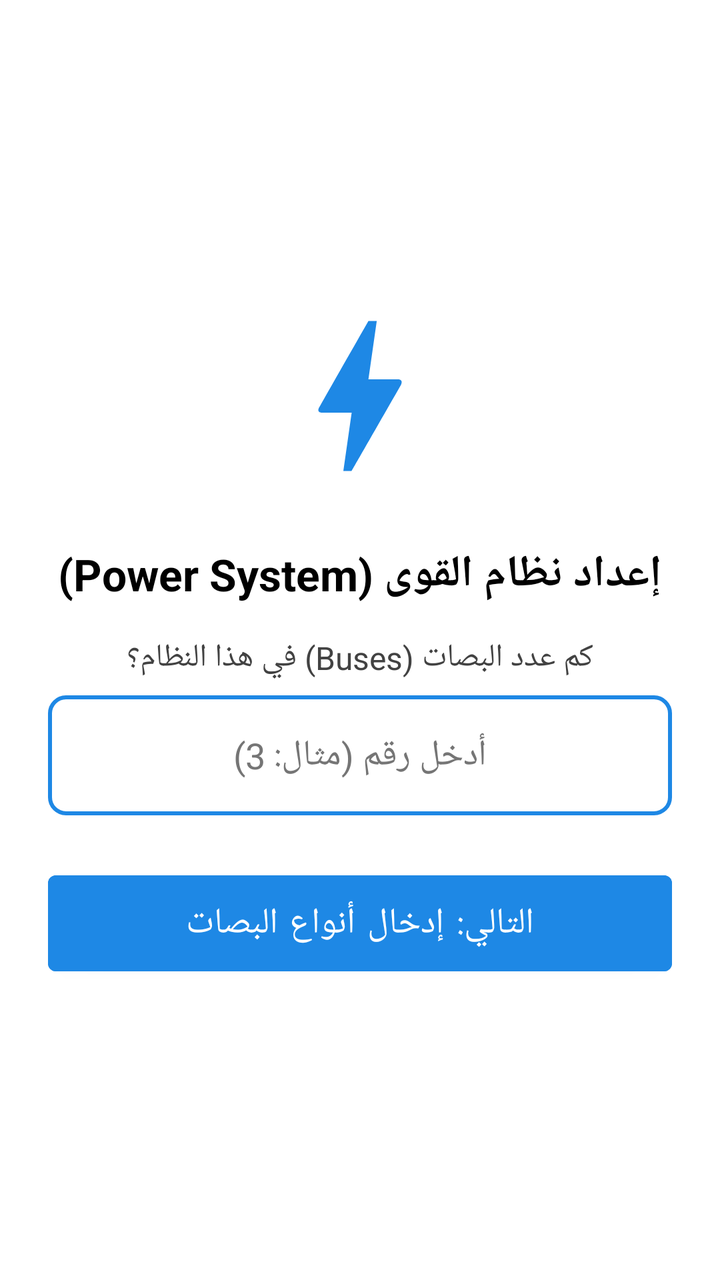
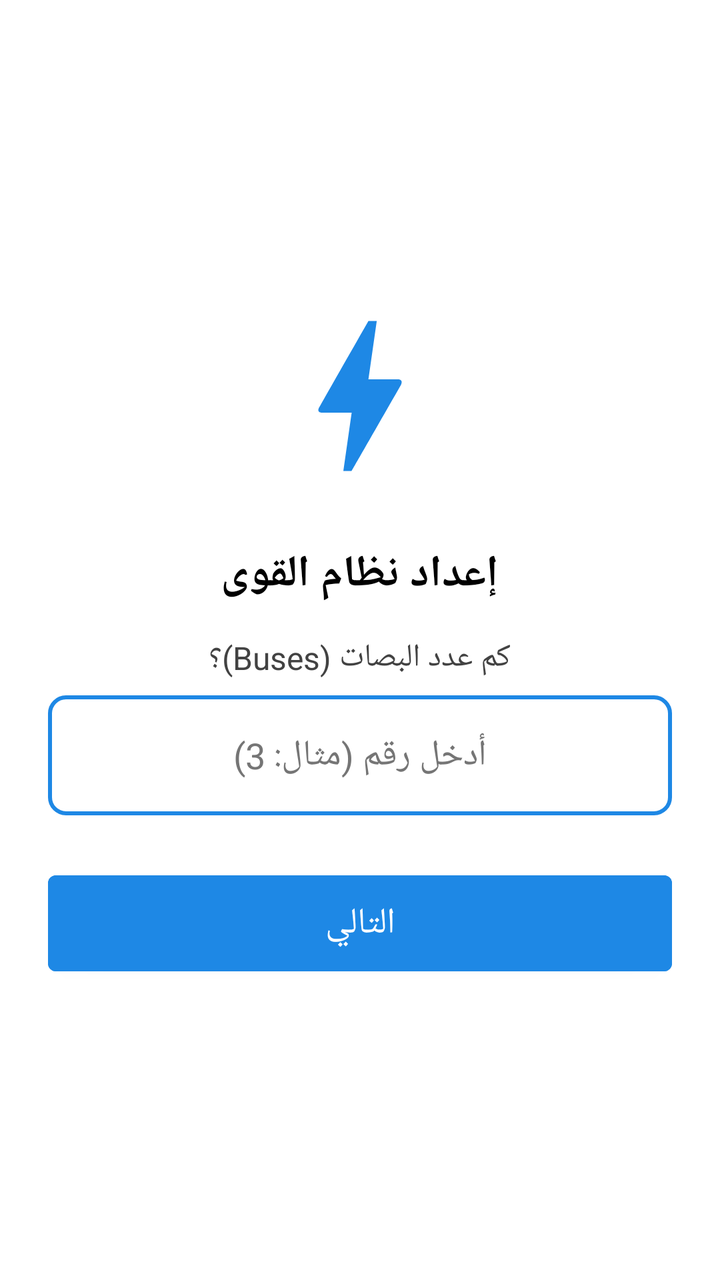

Compare the two renders of this Android layout. The source of the first and the diff that turns it into the second are given below.
<!-- AndroidManifest.xml: application theme Theme.LoadFlowApp -->
<!-- res/layout/activity_main.xml -->
<?xml version="1.0" encoding="utf-8"?>
<LinearLayout xmlns:android="http://schemas.android.com/apk/res/android"
    android:layout_width="match_parent"
    android:layout_height="match_parent"
    android:orientation="vertical"
    android:gravity="center"
    android:padding="24dp"
    android:background="@color/backgroundColor">

    <ImageView
        android:layout_width="100dp"
        android:layout_height="100dp"
        android:src="@drawable/ic_power_icon"
        android:layout_marginBottom="24dp"/>

    <TextView
        android:layout_width="wrap_content"
        android:layout_height="wrap_content"
        android:text="إعداد نظام القوى (Power System)"
        android:textSize="22sp"
        android:textStyle="bold"
        android:textColor="@color/textColorPrimary"
        android:layout_marginBottom="16dp"/>

    <TextView
        android:layout_width="wrap_content"
        android:layout_height="wrap_content"
        android:text="كم عدد البصات (Buses) في هذا النظام؟"
        android:textSize="16sp"
        android:textColor="@color/textColorSecondary"
        android:layout_marginBottom="8dp"/>

    <EditText
        android:id="@+id/et_bus_count"
        android:layout_width="match_parent"
        android:layout_height="60dp"
        android:inputType="number"
        android:hint="أدخل رقم (مثال: 3)"
        android:textColorHint="#757575"
        android:textColor="@color/textColorPrimary"
        android:background="@drawable/edit_text_bg"
        android:padding="12dp"
        android:layout_marginBottom="24dp"
        android:gravity="center"/>

    <Button
        android:id="@+id/btn_next"
        android:layout_width="match_parent"
        android:layout_height="60dp"
        android:text="التالي: إدخال أنواع البصات"
        android:textSize="18sp"
        android:backgroundTint="@color/primaryColor"/>
</LinearLayout>
<!-- resources referenced by this layout -->
<resources>
  <color name="backgroundColor">#FFFFFF</color>
  <color name="primaryColor">#1E88E5</color>
  <color name="textColorPrimary">#000000</color>
  <color name="textColorSecondary">#424242</color>
  <!-- drawable edit_text_bg (drawable) -->
  <?xml version="1.0" encoding="utf-8"?>
  <shape xmlns:android="http://schemas.android.com/apk/res/android">
      <solid android:color="#FFFFFF" />
      <stroke android:width="2dp" android:color="@color/primaryColor" />
      <corners android:radius="8dp" />
  </shape>
  <!-- drawable ic_power_icon (drawable) -->
  <vector xmlns:android="http://schemas.android.com/apk/res/android"
      android:width="108dp"
      android:height="108dp"
      android:viewportWidth="24"
      android:viewportHeight="24">
      <path
          android:fillColor="#FFFFFF"
          android:pathData="M12,12m-11,0a11,11 0,1 1,22 0a11,11 0,1 1,-22 0" />
      <path
          android:fillColor="#1E88E5"
          android:pathData="M11,21h-1l1,-7H7.5c-0.88,0 -0.33,-0.75 -0.31,-0.78C8.48,10.94 10.42,7.54 13.01,3h1l-1,7h3.51c0.4,0 0.62,0.19 0.4,0.66C12.97,17.55 11,21 11,21z"/>
  </vector>
  <style name="Theme.LoadFlowApp" parent="Theme.MaterialComponents.Light.NoActionBar">
          <item name="colorPrimary">@color/primaryColor</item>
          <item name="colorPrimaryDark">@color/primaryDarkColor</item>
          <item name="colorAccent">@color/secondaryColor</item>
          <item name="android:statusBarColor">@color/primaryDarkColor</item>
          <item name="android:textColor">@color/textColorPrimary</item>
      </style>
  <color name="primaryDarkColor">#1565C0</color>
  <color name="secondaryColor">#FFB300</color>
</resources>

<!-- the commit's change to res/layout/activity_main.xml (unified diff, before → after) -->
@@ -16,7 +16,7 @@
     <TextView
         android:layout_width="wrap_content"
         android:layout_height="wrap_content"
-        android:text="إعداد نظام القوى (Power System)"
+        android:text="إعداد نظام القوى"
         android:textSize="22sp"
         android:textStyle="bold"
         android:textColor="@color/textColorPrimary"
@@ -25,7 +25,7 @@
     <TextView
         android:layout_width="wrap_content"
         android:layout_height="wrap_content"
-        android:text="كم عدد البصات (Buses) في هذا النظام؟"
+        android:text="كم عدد البصات (Buses)؟"
         android:textSize="16sp"
         android:textColor="@color/textColorSecondary"
         android:layout_marginBottom="8dp"/>
@@ -47,7 +47,7 @@
         android:id="@+id/btn_next"
         android:layout_width="match_parent"
         android:layout_height="60dp"
-        android:text="التالي: إدخال أنواع البصات"
+        android:text="التالي"
         android:textSize="18sp"
         android:backgroundTint="@color/primaryColor"/>
 </LinearLayout>
<!-- resource entries referenced after the edit -->
@@ -8,7 +8,7 @@
   <?xml version="1.0" encoding="utf-8"?>
   <shape xmlns:android="http://schemas.android.com/apk/res/android">
       <solid android:color="#FFFFFF" />
-      <stroke android:width="2dp" android:color="@color/primaryColor" />
+      <stroke android:width="2dp" android:color="#1E88E5" />
       <corners android:radius="8dp" />
   </shape>
   <!-- drawable ic_power_icon (drawable) -->
